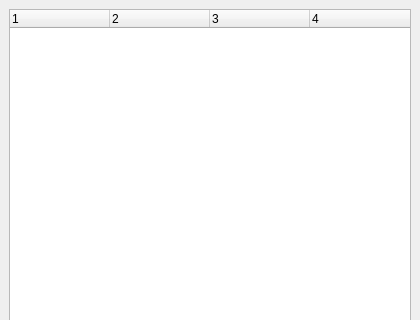
Before: the Qt Designer form Qt/Resources/UI/layerDialog.ui in wsterncity/myRepo, drawn with Qt 5; both pictures show x 0 to 420 and y 0 to 320 of the 420 by 739 pixel window.
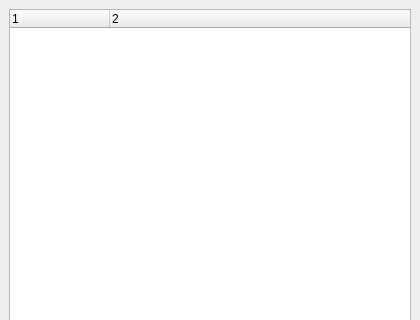
After: the same form once the commit is applied. Custom widgets are drawn as their Qt base class.

```diff
--- a/Qt/Resources/UI/layerDialog.ui
+++ b/Qt/Resources/UI/layerDialog.ui
@@ -27,16 +27,6 @@
         <string>2</string>
        </property>
       </column>
-      <column>
-       <property name="text">
-        <string>3</string>
-       </property>
-      </column>
-      <column>
-       <property name="text">
-        <string>4</string>
-       </property>
-      </column>
      </widget>
     </item>
     <item>
@@ -45,6 +35,13 @@
    </layout>
   </widget>
  </widget>
+ <customwidgets>
+  <customwidget>
+   <class>igQtModelTreeWidget</class>
+   <extends>QTreeWidget</extends>
+   <header location="global">IQComponents/igQtmodelTreeWidget.h</header>
+  </customwidget>
+ </customwidgets>
  <resources/>
  <connections/>
 </ui>
```
Left out of the diff: 2 changed lines with no effect on the pictures.
